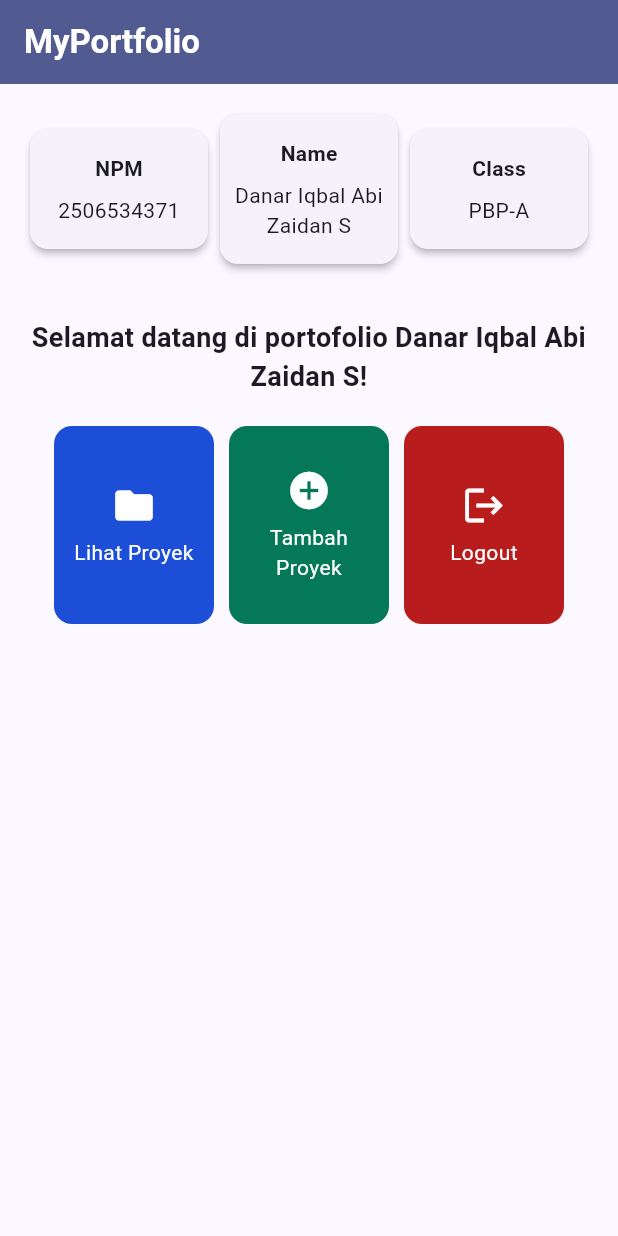
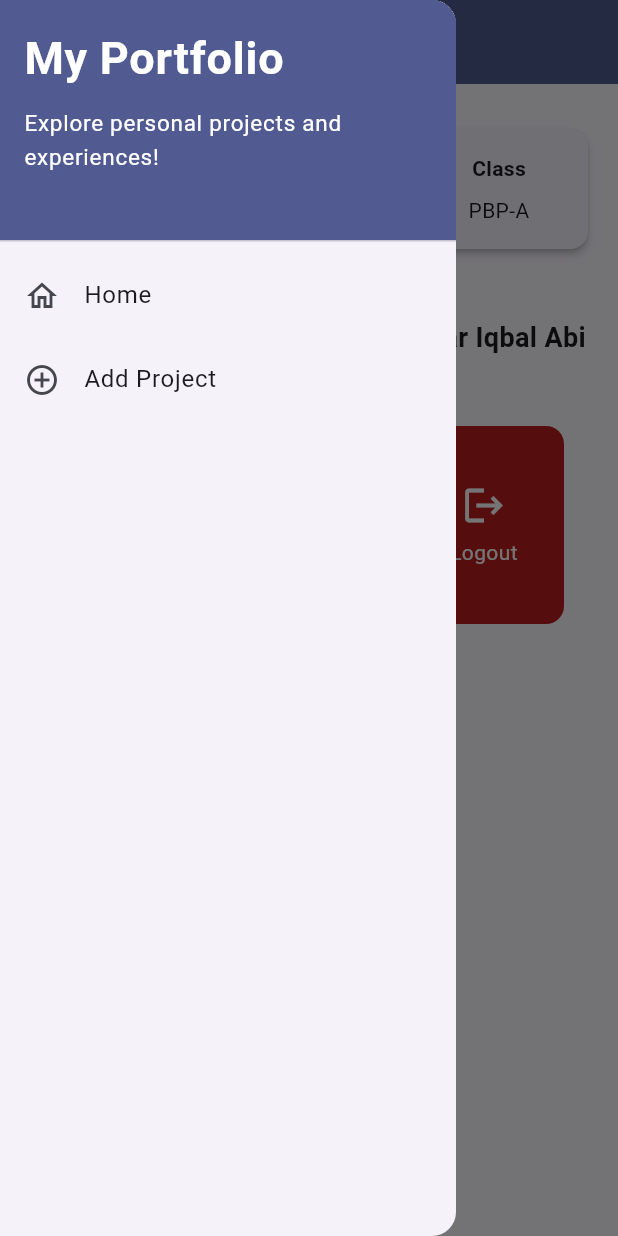
Before and after one commit to danariqbalabi/myportofolio_mobile, a Flutter app: the screen it shows after launch, with the side drawer open (before the commit the screen has no drawer), on a phone screen of 412 x 824 dp. Run offline on Flutter 3.47's test engine with Material 3 defaults, Android fonts, the phone set to English and light mode, and no system bars; our stand-ins replace material_ui.

Commit message:
feat: tambah drawer sama form proyek yang bisa divalidasi

```diff
--- a/lib/screens/menu.dart
+++ b/lib/screens/menu.dart
@@ -1,5 +1,6 @@
 import 'package:material_ui/material_ui.dart';
 import 'package:myportofolio_mobile/widgets/project_card.dart';
+import 'package:myportofolio_mobile/widgets/left_drawer.dart';
 
 class MyHomePage extends StatelessWidget {
   const MyHomePage({super.key});
@@ -23,7 +24,9 @@ class MyHomePage extends StatelessWidget {
           style: TextStyle(color: Colors.white, fontWeight: FontWeight.bold),
         ),
         backgroundColor: Theme.of(context).colorScheme.primary,
+        iconTheme: const IconThemeData(color: Colors.white),
       ),
+      drawer: const LeftDrawer(),
       body: SafeArea(
         child: SingleChildScrollView(
           padding: const EdgeInsets.all(16),
--- /dev/null
+++ b/lib/widgets/left_drawer.dart
@@ -0,0 +1,68 @@
+import 'package:material_ui/material_ui.dart';
+import 'package:myportofolio_mobile/screens/menu.dart';
+import 'package:myportofolio_mobile/screens/project_form.dart';
+
+class LeftDrawer extends StatelessWidget {
+  const LeftDrawer({super.key});
+
+  @override
+  Widget build(BuildContext context) {
+    return Drawer(
+      child: ListView(
+        padding: EdgeInsets.zero,
+        children: [
+          DrawerHeader(
+            decoration: BoxDecoration(
+              color: Theme.of(context).colorScheme.primary,
+            ),
+            child: SingleChildScrollView(
+              child: const Column(
+                mainAxisSize: MainAxisSize.min,
+                crossAxisAlignment: CrossAxisAlignment.start,
+                children: [
+                  Text(
+                    'My Portfolio',
+                    style: TextStyle(
+                      fontSize: 30,
+                      fontWeight: FontWeight.bold,
+                      color: Colors.white,
+                    ),
+                  ),
+                  SizedBox(height: 10),
+                  Text(
+                    'Explore personal projects and experiences!',
+                    style: TextStyle(fontSize: 15, color: Colors.white),
+                  ),
+                ],
+              ),
+            ),
+          ),
+          ListTile(
+            leading: const Icon(Icons.home_outlined),
+            title: const Text('Home'),
+            onTap: () {
+              final navigator = Navigator.of(context);
+              navigator.pop();
+              navigator.pushReplacement(
+                MaterialPageRoute(builder: (context) => const MyHomePage()),
+              );
+            },
+          ),
+          ListTile(
+            leading: const Icon(Icons.add_circle_outline),
+            title: const Text('Add Project'),
+            onTap: () {
+              final navigator = Navigator.of(context);
+              navigator.pop();
+              navigator.pushReplacement(
+                MaterialPageRoute(
+                  builder: (context) => const ProjectFormPage(),
+                ),
+              );
+            },
+          ),
+        ],
+      ),
+    );
+  }
+}
```
Also changed, not shown: lib/screens/project_form.dart (added, +185 -0 lines), 1 other file.
